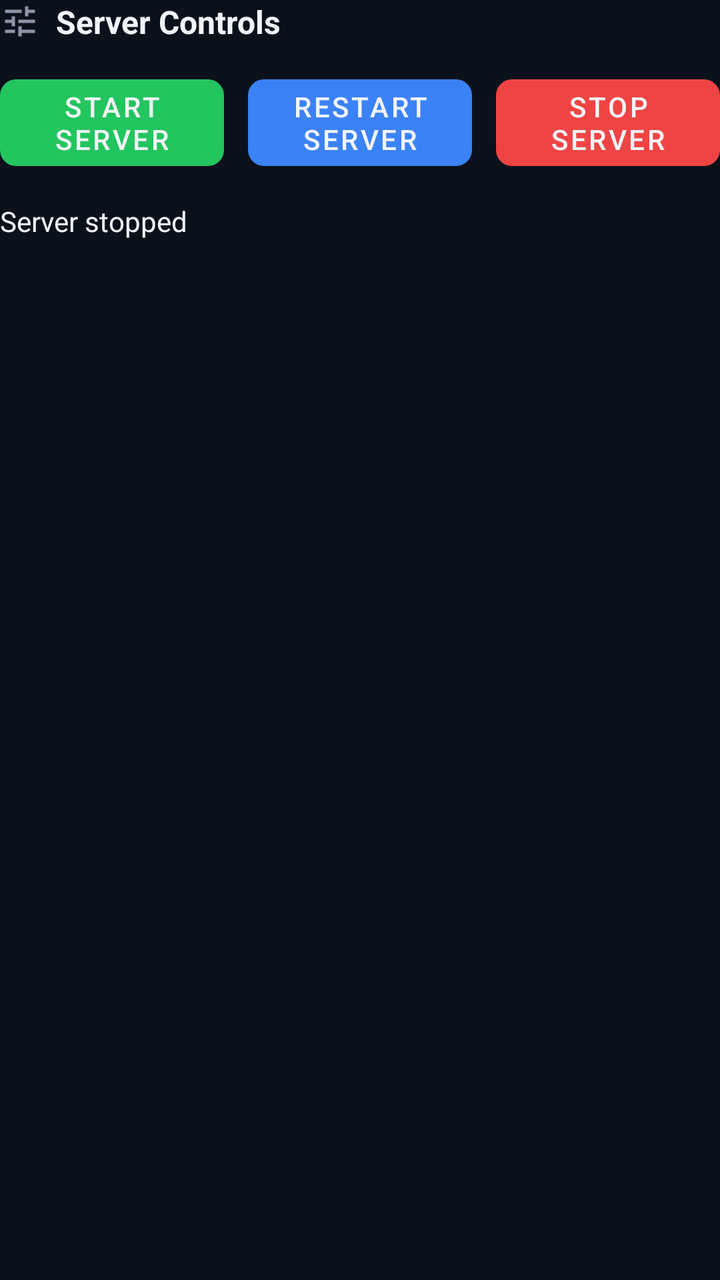
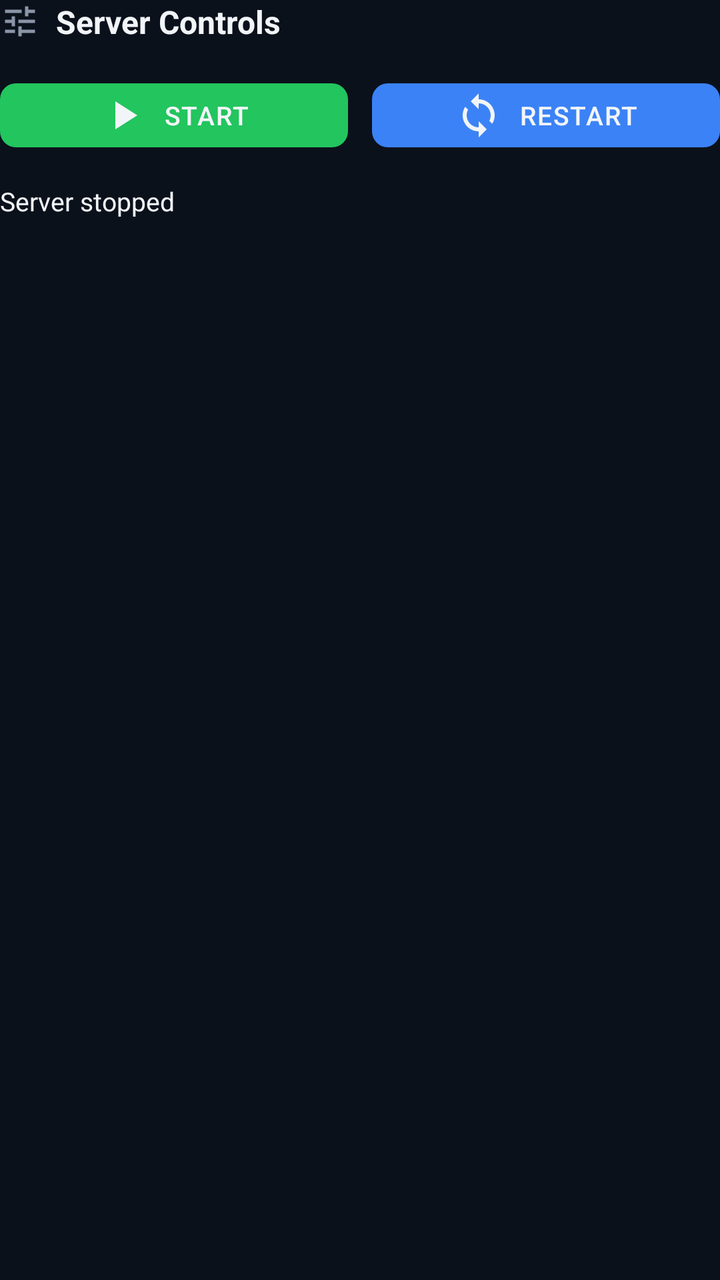

The first picture is an Android layout as it rendered before a commit; the second is the same layout after the commit. The layout source and the unified diff follow.
<!-- AndroidManifest.xml: application theme Theme.StepDaddyGateway -->
<!-- res/layout/include_main_server_controls.xml -->
<?xml version="1.0" encoding="utf-8"?>
<LinearLayout xmlns:android="http://schemas.android.com/apk/res/android"
    android:layout_width="match_parent"
    android:layout_height="wrap_content"
    android:orientation="vertical">

    <LinearLayout
        android:layout_width="match_parent"
        android:layout_height="wrap_content"
        android:gravity="center_vertical"
        android:orientation="horizontal">

        <ImageView
            android:layout_width="20dp"
            android:layout_height="20dp"
            android:contentDescription="@string/card_server_controls"
            android:src="@drawable/ic_server_controls" />

        <TextView
            android:layout_width="wrap_content"
            android:layout_height="wrap_content"
            android:layout_marginStart="8dp"
            android:text="@string/card_server_controls"
            style="@style/Widget.StepDaddyGateway.CardTitle" />
    </LinearLayout>

    <LinearLayout
        android:layout_width="match_parent"
        android:layout_height="wrap_content"
        android:layout_marginTop="12dp"
        android:orientation="horizontal">

        <com.google.android.material.button.MaterialButton
            android:id="@+id/buttonStart"
            style="@style/Widget.StepDaddyGateway.TvButton.Start"
            android:layout_width="0dp"
            android:layout_height="wrap_content"
            android:layout_marginEnd="6dp"
            android:layout_weight="1"
            android:text="@string/action_start_server" />

        <com.google.android.material.button.MaterialButton
            android:id="@+id/buttonRestart"
            style="@style/Widget.StepDaddyGateway.TvButton.Restart"
            android:layout_width="0dp"
            android:layout_height="wrap_content"
            android:layout_marginHorizontal="6dp"
            android:layout_weight="1"
            android:enabled="false"
            android:text="@string/action_restart_server" />

        <com.google.android.material.button.MaterialButton
            android:id="@+id/buttonStop"
            style="@style/Widget.StepDaddyGateway.TvButton.Stop"
            android:layout_width="0dp"
            android:layout_height="wrap_content"
            android:layout_marginStart="6dp"
            android:layout_weight="1"
            android:enabled="false"
            android:text="@string/action_stop_server" />
    </LinearLayout>

    <TextView
        android:id="@+id/textStatus"
        android:layout_width="match_parent"
        android:layout_height="wrap_content"
        android:layout_marginTop="12dp"
        android:text="@string/status_stopped"
        android:textColor="@color/on_background"
        android:textSize="14sp" />

    <TextView
        android:id="@+id/textPort"
        android:layout_width="match_parent"
        android:layout_height="wrap_content"
        android:layout_marginTop="4dp"
        android:textColor="@color/on_background_muted"
        android:textSize="13sp" />
</LinearLayout>
<!-- resources referenced by this layout -->
<resources>
  <color name="on_background">#F2F5F8</color>
  <color name="on_background_muted">#8B95A8</color>
  <string name="action_restart_server">Restart server</string>
  <string name="action_start_server">Start server</string>
  <string name="action_stop_server">Stop server</string>
  <string name="card_server_controls">Server Controls</string>
  <string name="status_stopped">Server stopped</string>
  <style name="Widget.StepDaddyGateway.CardTitle" parent="">
          <item name="android:textColor">@color/on_background</item>
          <item name="android:textSize">16sp</item>
          <item name="android:textStyle">bold</item>
      </style>
  <style name="Widget.StepDaddyGateway.TvButton.Restart" parent="Widget.StepDaddyGateway.TvButton">
          <item name="backgroundTint">@color/btn_restart</item>
          <item name="android:textColor">@color/on_background</item>
      </style>
  <style name="Widget.StepDaddyGateway.TvButton.Start" parent="Widget.StepDaddyGateway.TvButton">
          <item name="backgroundTint">@color/btn_start</item>
          <item name="android:textColor">@color/on_background</item>
      </style>
  <style name="Widget.StepDaddyGateway.TvButton.Stop" parent="Widget.StepDaddyGateway.TvButton">
          <item name="backgroundTint">@color/btn_stop</item>
          <item name="android:textColor">@color/on_background</item>
      </style>
  <style name="Theme.StepDaddyGateway" parent="Theme.MaterialComponents.DayNight.NoActionBar">
          <item name="colorPrimary">@color/primary</item>
          <item name="colorPrimaryVariant">@color/primary_dark</item>
          <item name="android:statusBarColor">@color/background</item>
          <item name="android:navigationBarColor">@color/background</item>
          <item name="android:windowBackground">@color/background</item>
      </style>
  <style name="Widget.StepDaddyGateway.TvButton" parent="Widget.MaterialComponents.Button">
          <item name="android:minHeight">48dp</item>
          <item name="android:minWidth">100dp</item>
          <item name="android:focusable">true</item>
          <item name="android:textSize">14sp</item>
          <item name="android:textAllCaps">true</item>
          <item name="cornerRadius">8dp</item>
      </style>
  <color name="btn_restart">#3B82F6</color>
  <color name="btn_start">#22C55E</color>
  <color name="btn_stop">#EF4444</color>
  <color name="primary">#2DD4BF</color>
  <color name="primary_dark">#14B8A6</color>
  <color name="background">#0B111B</color>
  <!-- unchanged entries left out for length: 1 -->
</resources>

<!-- the commit's change to res/layout/include_main_server_controls.xml (unified diff, before → after) -->
@@ -1,5 +1,6 @@
 <?xml version="1.0" encoding="utf-8"?>
 <LinearLayout xmlns:android="http://schemas.android.com/apk/res/android"
+    xmlns:app="http://schemas.android.com/apk/res-auto"
     android:layout_width="match_parent"
     android:layout_height="wrap_content"
     android:orientation="vertical">
@@ -17,47 +18,48 @@
             android:src="@drawable/ic_server_controls" />
 
         <TextView
+            style="@style/Widget.StepDaddyGateway.CardTitle"
             android:layout_width="wrap_content"
             android:layout_height="wrap_content"
             android:layout_marginStart="8dp"
-            android:text="@string/card_server_controls"
-            style="@style/Widget.StepDaddyGateway.CardTitle" />
+            android:text="@string/card_server_controls" />
     </LinearLayout>
 
     <LinearLayout
         android:layout_width="match_parent"
         android:layout_height="wrap_content"
-        android:layout_marginTop="12dp"
+        android:layout_marginTop="14dp"
+        android:baselineAligned="false"
         android:orientation="horizontal">
 
         <com.google.android.material.button.MaterialButton
-            android:id="@+id/buttonStart"
+            android:id="@+id/buttonToggleServer"
             style="@style/Widget.StepDaddyGateway.TvButton.Start"
             android:layout_width="0dp"
-            android:layout_height="wrap_content"
+            android:layout_height="44dp"
             android:layout_marginEnd="6dp"
             android:layout_weight="1"
-            android:text="@string/action_start_server" />
+            android:nextFocusLeft="@id/buttonHeaderSettings"
+            android:nextFocusRight="@id/buttonRestart"
+            android:nextFocusUp="@id/buttonHeaderSettings"
+            android:nextFocusDown="@id/buttonSettings"
+            android:text="@string/action_start_server"
+            app:icon="@drawable/ic_play" />
 
         <com.google.android.material.button.MaterialButton
             android:id="@+id/buttonRestart"
             style="@style/Widget.StepDaddyGateway.TvButton.Restart"
             android:layout_width="0dp"
-            android:layout_height="wrap_content"
-            android:layout_marginHorizontal="6dp"
-            android:layout_weight="1"
-            android:enabled="false"
-            android:text="@string/action_restart_server" />
-
-        <com.google.android.material.button.MaterialButton
-            android:id="@+id/buttonStop"
-            style="@style/Widget.StepDaddyGateway.TvButton.Stop"
-            android:layout_width="0dp"
-            android:layout_height="wrap_content"
+            android:layout_height="44dp"
             android:layout_marginStart="6dp"
             android:layout_weight="1"
             android:enabled="false"
-            android:text="@string/action_stop_server" />
+            android:nextFocusLeft="@id/buttonToggleServer"
+            android:nextFocusRight="@id/buttonSettings"
+            android:nextFocusUp="@id/buttonHeaderSettings"
+            android:nextFocusDown="@id/buttonSettings"
+            android:text="@string/action_restart_short"
+            app:icon="@drawable/ic_restart" />
     </LinearLayout>
 
     <TextView
@@ -67,7 +69,7 @@
         android:layout_marginTop="12dp"
         android:text="@string/status_stopped"
         android:textColor="@color/on_background"
-        android:textSize="14sp" />
+        android:textSize="13sp" />
 
     <TextView
         android:id="@+id/textPort"
@@ -75,5 +77,5 @@
         android:layout_height="wrap_content"
         android:layout_marginTop="4dp"
         android:textColor="@color/on_background_muted"
-        android:textSize="13sp" />
+        android:textSize="12sp" />
 </LinearLayout>
<!-- resource entries referenced after the edit -->
@@ -2,9 +2,30 @@
 <resources>
   <color name="on_background">#F2F5F8</color>
   <color name="on_background_muted">#8B95A8</color>
-  <string name="action_restart_server">Restart server</string>
-  <string name="action_start_server">Start server</string>
-  <string name="action_stop_server">Stop server</string>
+  <!-- drawable ic_play (drawable) -->
+  <?xml version="1.0" encoding="utf-8"?>
+  <vector xmlns:android="http://schemas.android.com/apk/res/android"
+      android:width="24dp"
+      android:height="24dp"
+      android:viewportWidth="24"
+      android:viewportHeight="24">
+      <path
+          android:fillColor="#FFFFFF"
+          android:pathData="M8,5v14l11,-7z" />
+  </vector>
+  <!-- drawable ic_restart (drawable) -->
+  <?xml version="1.0" encoding="utf-8"?>
+  <vector xmlns:android="http://schemas.android.com/apk/res/android"
+      android:width="24dp"
+      android:height="24dp"
+      android:viewportWidth="24"
+      android:viewportHeight="24">
+      <path
+          android:fillColor="#FFFFFF"
+          android:pathData="M12,4V1L8,5l4,4V6c3.31,0 6,2.69 6,6 0,1.01 -0.25,1.97 -0.7,2.8l1.46,1.46C19.54,15.03 20,13.57 20,12c0,-4.42 -3.58,-8 -8,-8zM12,18c-3.31,0 -6,-2.69 -6,-6 0,-1.01 0.25,-1.97 0.7,-2.8L5.24,7.74C4.46,8.97 4,10.43 4,12c0,4.42 3.58,8 8,8v3l4,-4 -4,-4v3z" />
+  </vector>
+  <string name="action_restart_short">Restart</string>
+  <string name="action_start_server">Start</string>
   <string name="card_server_controls">Server Controls</string>
   <string name="status_stopped">Server stopped</string>
   <style name="Widget.StepDaddyGateway.CardTitle" parent="">
@@ -20,10 +41,6 @@
           <item name="backgroundTint">@color/btn_start</item>
           <item name="android:textColor">@color/on_background</item>
       </style>
-  <style name="Widget.StepDaddyGateway.TvButton.Stop" parent="Widget.StepDaddyGateway.TvButton">
-          <item name="backgroundTint">@color/btn_stop</item>
-          <item name="android:textColor">@color/on_background</item>
-      </style>
   <style name="Theme.StepDaddyGateway" parent="Theme.MaterialComponents.DayNight.NoActionBar">
           <item name="colorPrimary">@color/primary</item>
           <item name="colorPrimaryVariant">@color/primary_dark</item>
@@ -32,19 +49,37 @@
           <item name="android:windowBackground">@color/background</item>
       </style>
   <style name="Widget.StepDaddyGateway.TvButton" parent="Widget.MaterialComponents.Button">
-          <item name="android:minHeight">48dp</item>
+          <item name="android:minHeight">44dp</item>
           <item name="android:minWidth">100dp</item>
           <item name="android:focusable">true</item>
-          <item name="android:textSize">14sp</item>
+          <item name="android:foreground">@drawable/tv_button_focused</item>
+          <item name="android:stateListAnimator">@animator/tv_button_focus_scale</item>
+          <item name="android:textSize">13sp</item>
           <item name="android:textAllCaps">true</item>
+          <item name="android:letterSpacing">0.04</item>
           <item name="cornerRadius">8dp</item>
+          <item name="iconGravity">textStart</item>
+          <item name="iconPadding">8dp</item>
+          <item name="iconTint">@color/on_background</item>
       </style>
   <color name="btn_restart">#3B82F6</color>
   <color name="btn_start">#22C55E</color>
-  <color name="btn_stop">#EF4444</color>
   <color name="primary">#2DD4BF</color>
   <color name="primary_dark">#14B8A6</color>
   <color name="background">#0B111B</color>
+  <!-- drawable tv_button_focused (drawable) -->
+  <?xml version="1.0" encoding="utf-8"?>
+  <selector xmlns:android="http://schemas.android.com/apk/res/android">
+      <item android:state_focused="true">
+          <shape android:shape="rectangle">
+              <stroke
+                  android:width="3dp"
+                  android:color="@color/primary" />
+              <corners android:radius="10dp" />
+              <solid android:color="@android:color/transparent" />
+          </shape>
+      </item>
+  </selector>
   <!-- unchanged entries left out for length: 1 -->
 </resources>
 
